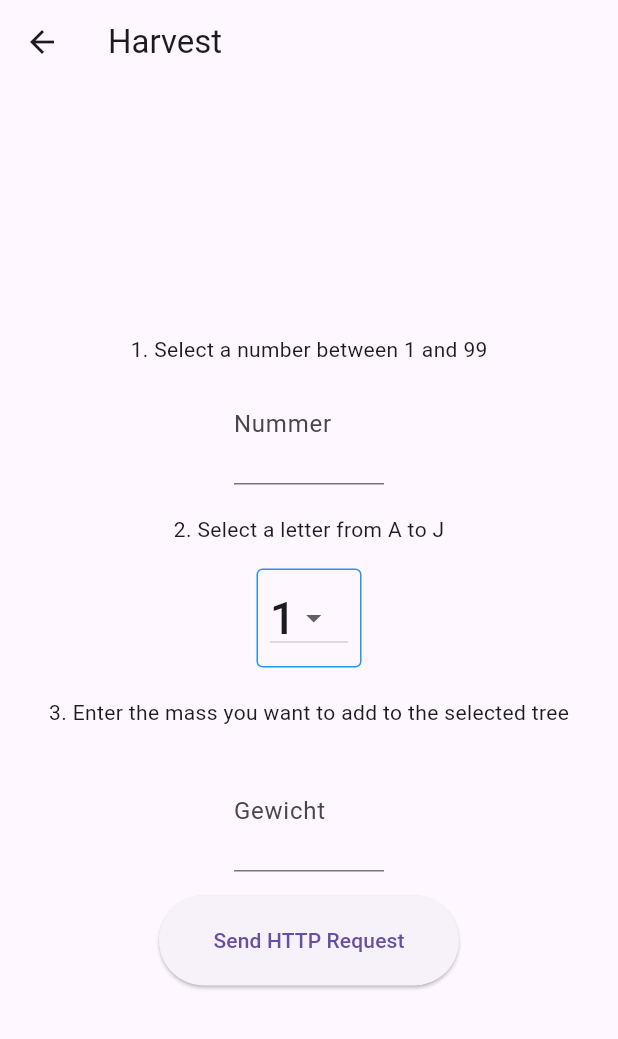
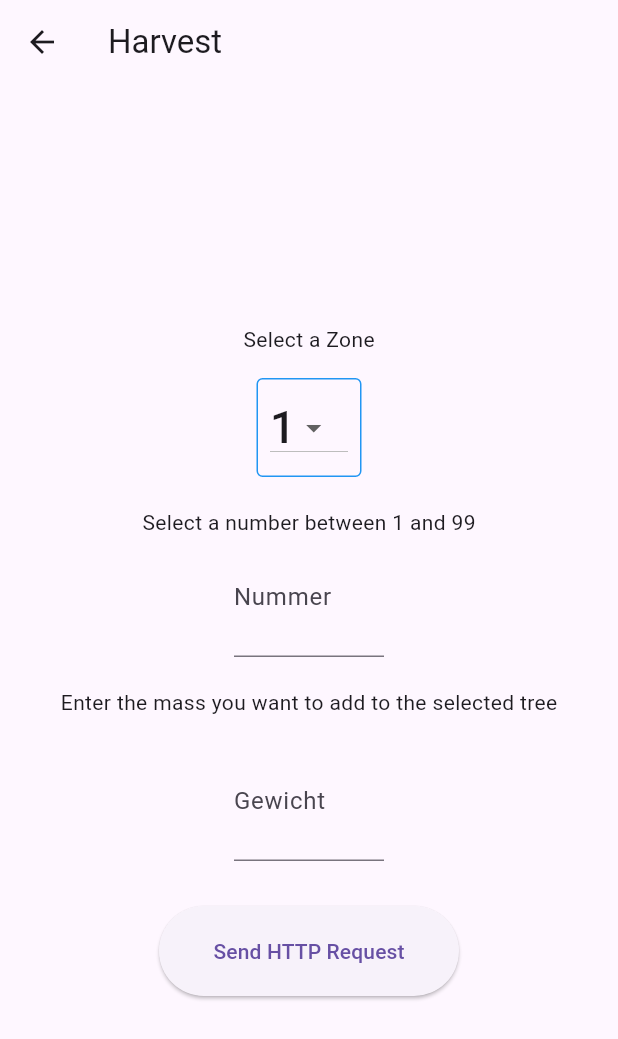
Before and after one commit to Kallfass/LOG, a Flutter app: the Harvest screen opened directly, on a phone screen of 412 x 824 dp. Shown: the top 1039 px of the screen. Run offline on Flutter 3.47's test engine with Material 3 defaults, Android fonts, the phone set to English and light mode, and no system bars; our stand-ins replace quickalert.

Commit message:
Restructure tree selection Add Dialog to display http response status

```diff
--- a/lib/HarvestPage.dart
+++ b/lib/HarvestPage.dart
@@ -1,6 +1,7 @@
 import 'package:flutter/material.dart';
 import 'package:flutter/services.dart';
 import 'package:log/Http_handler.dart';
+import 'package:quickalert/quickalert.dart';
 
 class Harvest extends StatefulWidget {
   @override
@@ -22,7 +23,39 @@ class _HarvestState extends State<Harvest> {
         child: Column(
           mainAxisAlignment: MainAxisAlignment.center,
           children: <Widget>[
-            Text('1. Select a number between 1 and 99'),
+            Text('Select a Zone'),
+            SizedBox(height: 16.0),
+            Center(
+              child: Container(
+                width: 70.0,
+                padding: EdgeInsets.all(8.0),
+                decoration: BoxDecoration(
+                  border: Border.all(color: Colors.blue),
+                  borderRadius: BorderRadius.circular(4.0),
+                ),// Set this to whatever width you want.
+                child: DropdownButton<String>(
+                  value: selectedZone,
+                  items: ['1', '2', '3', '4', '5', '6', '7', '8']
+                      .map<DropdownMenuItem<String>>(
+                        (String value) {
+                      return DropdownMenuItem<String>(
+                        value: value,
+                        child: Text(value, style: TextStyle(fontSize: 30.0)),
+                      );
+                    },
+                  ).toList(),
+                  onChanged: (newValue) {
+                    setState(() {
+                      selectedZone = newValue;
+                    });
+                  },
+                ),
+              ),
+            ),
+
+
+            SizedBox(height: 20),
+            Text('Select a number between 1 and 99'),
             Center(
               child: Container(
                 width: 100.0,  // Set this to whatever width you want.
@@ -41,37 +74,7 @@ class _HarvestState extends State<Harvest> {
               ),
             ),
             SizedBox(height: 20),
-            Text('2. Select a letter from A to J'),
-            SizedBox(height: 16.0),
-            Center(
-              child: Container(
-                width: 70.0,
-                padding: EdgeInsets.all(8.0),
-                decoration: BoxDecoration(
-                  border: Border.all(color: Colors.blue),
-                  borderRadius: BorderRadius.circular(4.0),
-                ),// Set this to whatever width you want.
-                child: DropdownButton<String>(
-                  value: selectedZone,
-                  items: ['1', '2', '3', '4', '5']
-                      .map<DropdownMenuItem<String>>(
-                        (String value) {
-                      return DropdownMenuItem<String>(
-                        value: value,
-                        child: Text(value, style: TextStyle(fontSize: 30.0)),
-                      );
-                    },
-                  ).toList(),
-                  onChanged: (newValue) {
-                    setState(() {
-                      selectedZone = newValue;
-                    });
-                  },
-                ),
-              ),
-            ),
-            SizedBox(height: 20),
-            Text('3. Enter the mass you want to add to the selected tree'),
+            Text('Enter the mass you want to add to the selected tree'),
             SizedBox(height: 16.0),
             Center(
               child: Container(
@@ -90,18 +93,52 @@ class _HarvestState extends State<Harvest> {
                 ),
               ),
             ),
-            SizedBox(height: 16.0),
+            SizedBox(height: 30.0),
             Center(
               child: Container(
                 width: 200,
                 height: 60,
                 child: ElevatedButton(
-                  onPressed: (){
-                    Http_handler().post_tree_info(number_controller.text, selectedZone, mass_controller.text);
+                  onPressed: () async {
+                    try {
+                      // Warte auf die Antwort der HTTP-Anfrage
+                      final response = await Http_handler().post_tree_info(
+                        number_controller.text,
+                        selectedZone,
+                        mass_controller.text,
+                      );
+
+                      // Überprüfe den Statuscode der Antwort
+                      if (response.statusCode == 200) {
+                        // Erfolg - zeige Erfolgsmeldung
+                        QuickAlert.show(
+                          context: context,
+                          type: QuickAlertType.success,
+                          text: 'Baum wurde eingetragen',
+                        );
+                      } else {
+                        // Fehler - zeige Fehlermeldung
+                        QuickAlert.show(
+                          context: context,
+                          type: QuickAlertType.error,
+                          title: 'Oops...',
+                          text: 'Sorry, something went wrong. Status code: ${response.statusCode}',
+                        );
+                      }
+                    } catch (e) {
+                      // Netzwerk- oder andere Fehler behandeln
+                      QuickAlert.show(
+                        context: context,
+                        type: QuickAlertType.error,
+                        title: 'Oops...',
+                        text: 'Sorry, something went wrong. Error: $e',
+                      );
+                    }
                   },
                     child: Text('Send HTTP Request'),
-                ),
-              ),
+                  )
+
+               ),
             ),
           ],
         ),
--- a/lib/Http_handler.dart
+++ b/lib/Http_handler.dart
@@ -3,10 +3,10 @@ import 'dart:convert'; // For converting Dart objects to JSON
 
 class Http_handler{
 
-  String api_domain = "https://oliveorganizer.serralento.de";
+  String api_domain = "https://oliveorganizer.serralento.de/tree";
 
 
-  Future<void> post_tree_info(tree_number, zone_id, mass) async {
+  Future<http.Response> post_tree_info(tree_number, zone_id, mass) async {
     final url = Uri.parse(api_domain);
 
     final Map<String, dynamic> data = {
@@ -29,9 +29,10 @@ class Http_handler{
     } else {
       print('Request failed with status: ${response.statusCode}');
     }
+    return response;
   }
 
-  Future<void> get_tree_info(tree_number, zone_id) async {
+  Future<http.Response> get_tree_info(tree_number, zone_id) async {
     final url = Uri.parse(api_domain);
 
     final queryParams = {
@@ -49,5 +50,6 @@ class Http_handler{
     } else {
       print('Request failed with status: ${response.statusCode}');
     }
+    return response;
   }
 }
--- a/pubspec.yaml
+++ b/pubspec.yaml
@@ -31,13 +31,14 @@ dependencies:
   flutter:
     sdk: flutter
   http: ^1.1.0
-
+  quickalert: 1.1.0
 
 
   # The following adds the Cupertino Icons font to your application.
   # Use with the CupertinoIcons class for iOS style icons.
   cupertino_icons: ^1.0.2
   flutter_staggered_grid_view: ^0.7.0
+  selector_wheel: ^1.1.2
 
 dev_dependencies:
   flutter_test:
```
